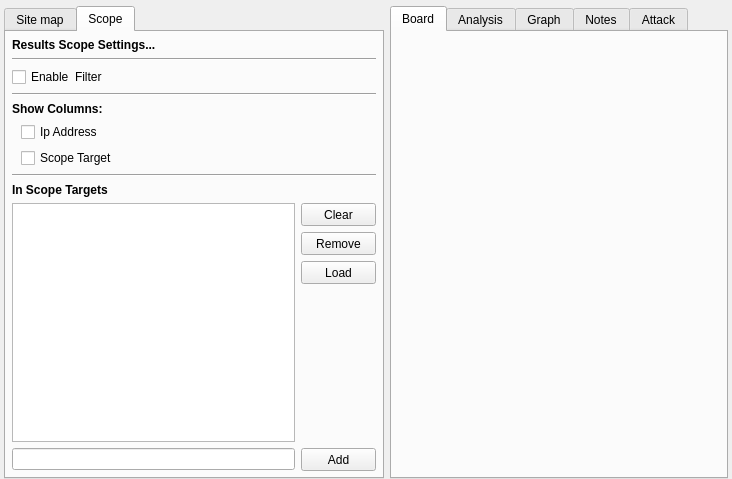
3nock/OTE, file gui/src/project/Project.ui: the form before one commit.
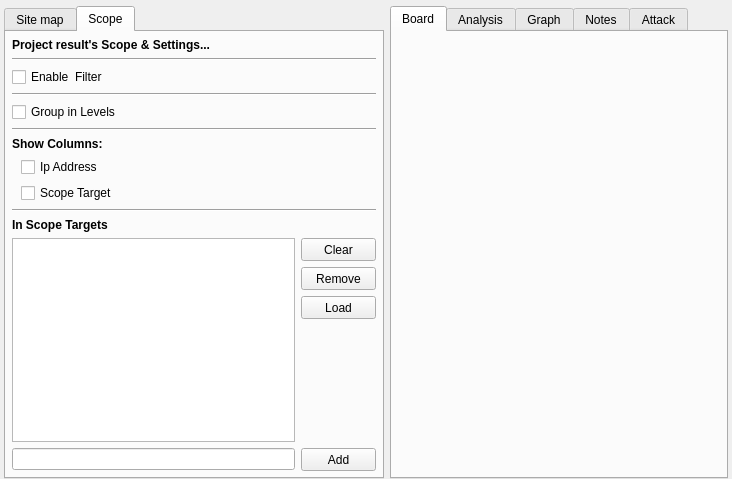
The form after the commit. The open tabs and pages were chosen to show the change.

What changed in the file:
```diff
--- a/gui/src/project/Project.ui
+++ b/gui/src/project/Project.ui
@@ -217,7 +217,7 @@
           </font>
          </property>
          <property name="text">
-          <string>Results Scope Settings...</string>
+          <string>Project result's Scope &amp; Settings...</string>
          </property>
         </widget>
        </item>
@@ -242,6 +242,20 @@
          </property>
         </widget>
        </item>
+       <item>
+        <widget class="QCheckBox" name="checkBox_groupInLevels">
+         <property name="text">
+          <string>Group in Levels</string>
+         </property>
+        </widget>
+       </item>
+       <item>
+        <widget class="Line" name="line_4">
+         <property name="orientation">
+          <enum>Qt::Horizontal</enum>
+         </property>
+        </widget>
+       </item>
        <item>
         <widget class="QLabel" name="label_2">
          <property name="sizePolicy">
```
Left out of the diff: 12 changed lines with no effect on the pictures.
